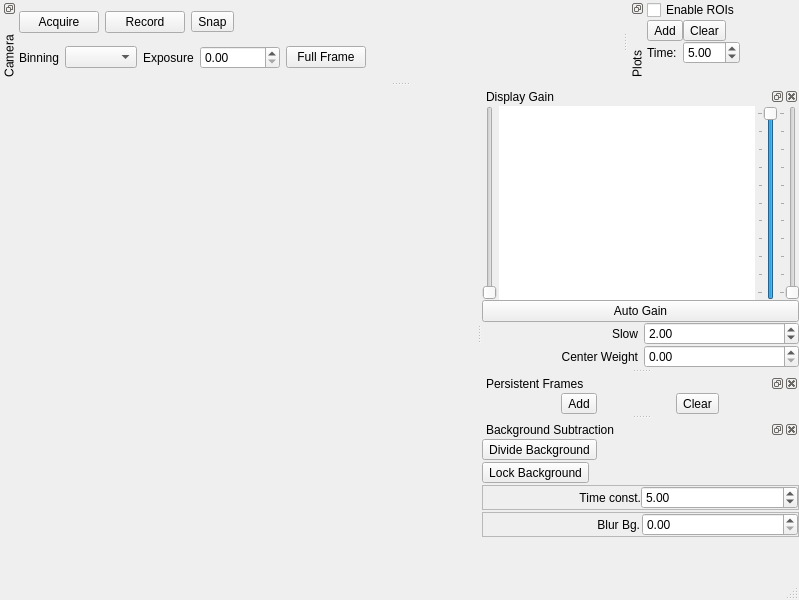
The window that lib/modules/Camera/CameraTemplate.ui (acq4/acq4) describes before a commit, drawn with Qt 5.
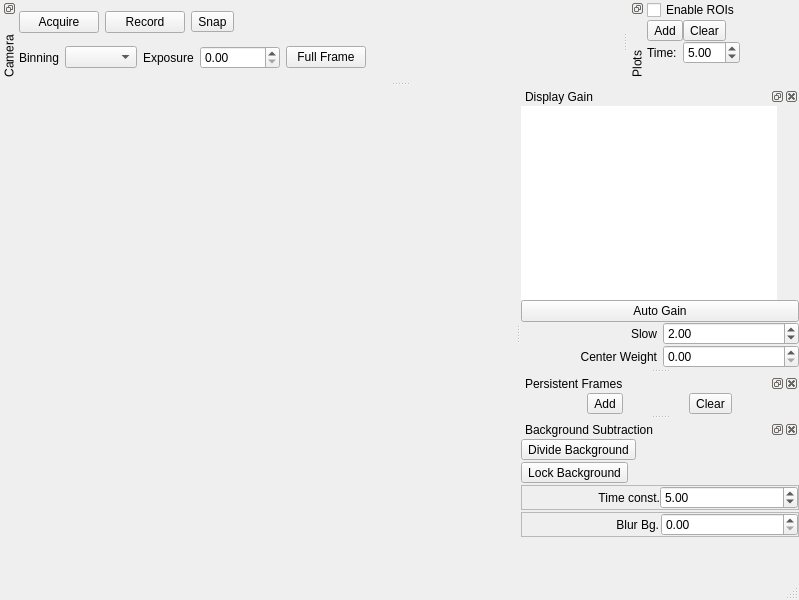
The same window after the commit. Custom widgets are drawn as their Qt base class.

Commit message: many updates and fixes: - spinbox delays change signal whenever it is stepped (wheel, arrows, etc) - DAQGeneric has device GUI with holding levels - Microscope device GUI allows objectives to be moved/scaled - Start order for protocol devices has been corrected - changed camera module black/white level sliders - camera mod starts off scaled correctly - occlusions are fixed - unchecked devices no longer receive protocol signals - protocol stops, unpauses on new/load - more I forgot

```diff
--- a/lib/modules/Camera/CameraTemplate.ui
+++ b/lib/modules/Camera/CameraTemplate.ui
@@ -224,16 +224,6 @@
      </property>
      <item>
       <layout class="QHBoxLayout">
-       <item>
-        <widget class="QSlider" name="verticalSlider">
-         <property name="toolTip">
-          <string>No function. Used for marking intensity levels so that changes in intensity can be seen easily.</string>
-         </property>
-         <property name="orientation">
-          <enum>Qt::Vertical</enum>
-         </property>
-        </widget>
-       </item>
        <item>
         <widget class="GraphicsView" name="histogram">
          <property name="frameShape">
@@ -242,70 +232,12 @@
         </widget>
        </item>
        <item>
-        <widget class="QSlider" name="sliderWhiteLevel">
-         <property name="toolTip">
-          <string>Sets the white level of the image displayed. Does not affect images stored to disk.</string>
-         </property>
-         <property name="styleSheet">
-          <string notr="true"/>
-         </property>
-         <property name="maximum">
-          <number>10000</number>
-         </property>
-         <property name="singleStep">
-          <number>10</number>
-         </property>
-         <property name="pageStep">
-          <number>200</number>
-         </property>
-         <property name="value">
-          <number>10000</number>
-         </property>
-         <property name="sliderPosition">
-          <number>10000</number>
-         </property>
-         <property name="orientation">
-          <enum>Qt::Vertical</enum>
-         </property>
-         <property name="tickPosition">
-          <enum>QSlider::TicksAbove</enum>
-         </property>
-         <property name="tickInterval">
-          <number>1000</number>
-         </property>
-        </widget>
-       </item>
-       <item>
-        <widget class="QSlider" name="sliderBlackLevel">
-         <property name="toolTip">
-          <string>Sets the black level of the image displayed. Does not affect images stored to disk.</string>
-         </property>
-         <property name="styleSheet">
-          <string notr="true"/>
-         </property>
-         <property name="maximum">
-          <number>10000</number>
-         </property>
-         <property name="singleStep">
-          <number>10</number>
-         </property>
-         <property name="pageStep">
-          <number>200</number>
-         </property>
-         <property name="orientation">
-          <enum>Qt::Vertical</enum>
-         </property>
-         <property name="invertedAppearance">
-          <bool>false</bool>
-         </property>
-         <property name="invertedControls">
-          <bool>false</bool>
-         </property>
-         <property name="tickPosition">
-          <enum>QSlider::TicksAbove</enum>
-         </property>
-         <property name="tickInterval">
-          <number>1000</number>
+        <widget class="GradientWidget" name="gradientWidget" native="true">
+         <property name="minimumSize">
+          <size>
+           <width>20</width>
+           <height>0</height>
+          </size>
          </property>
         </widget>
        </item>
@@ -705,6 +637,12 @@
    <extends>QGraphicsView</extends>
    <header>pyqtgraph.GraphicsView</header>
   </customwidget>
+  <customwidget>
+   <class>GradientWidget</class>
+   <extends>QWidget</extends>
+   <header>pyqtgraph.GradientWidget</header>
+   <container>1</container>
+  </customwidget>
  </customwidgets>
  <resources/>
  <connections/>
```
The commit also changes 18 other files.
